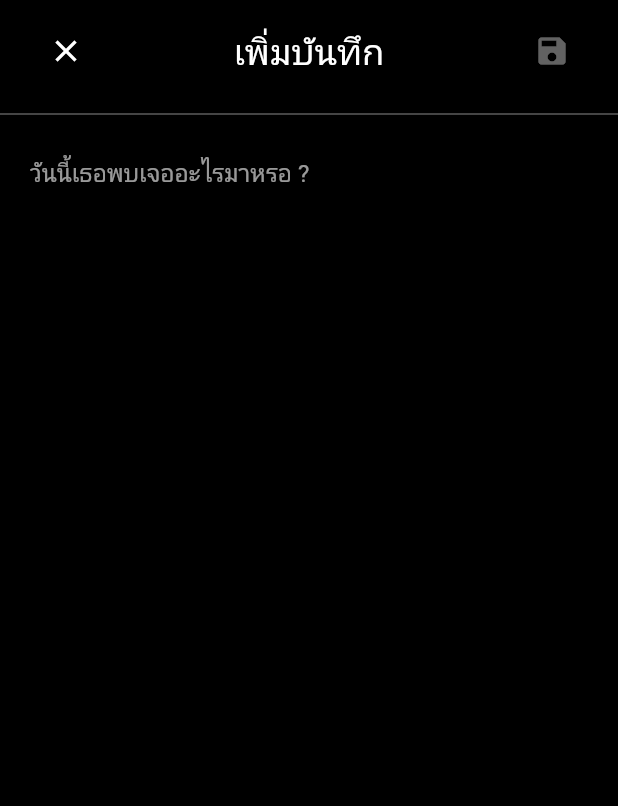
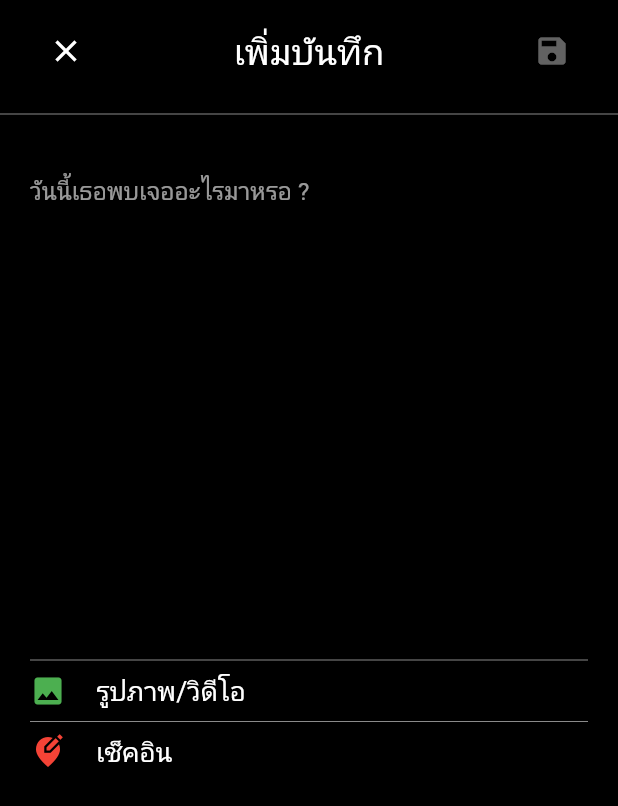
Before and after one commit to PTaati/meediary, a Flutter app: the AddNewPostPage screen opened by its route, on a phone screen of 412 x 824 dp. Shown: the top 806 px of the screen. Run offline on Flutter 3.47's test engine with Material 2 defaults, Android fonts, the phone set to English and light mode, and no system bars; our stand-ins replace objectbox; generated files the repository leaves out were written again.

Commit message:
implement post

```diff
--- a/lib/main.dart
+++ b/lib/main.dart
@@ -1,6 +1,7 @@
 import 'package:flutter/material.dart';
 import 'package:meediary/meediary_app.dart';
 import 'package:meediary/services/object_box.dart';
+import 'package:meediary/services/post_services.dart';
 import 'package:provider/provider.dart';
 
 Future<void> main() async {
@@ -8,13 +9,16 @@ Future<void> main() async {
   // to store the database in.
   WidgetsFlutterBinding.ensureInitialized();
   late ObjectBox objectbox;
+  late PostService postService;
 
   objectbox = await ObjectBox.create();
+  postService = PostService();
 
   runApp(
     MultiProvider(
       providers: [
         Provider<ObjectBox>(create: (_) => objectbox),
+        Provider<PostService>(create: (_) => postService),
       ],
       child: const MeediaryApp(),
     ),
--- a/lib/pages/add_new_post_page.dart
+++ b/lib/pages/add_new_post_page.dart
@@ -1,4 +1,7 @@
 import 'package:flutter/material.dart';
+import 'package:meediary/data_models/post.dart';
+import 'package:meediary/services/post_services.dart';
+import 'package:provider/provider.dart';
 
 class AddNewPostPage extends StatefulWidget {
   const AddNewPostPage({Key? key}) : super(key: key);
@@ -9,6 +12,7 @@ class AddNewPostPage extends StatefulWidget {
 
 class _AddNewPostPageState extends State<AddNewPostPage> {
   bool _canSave = false;
+  final TextEditingController _textEditingController = TextEditingController();
 
   Widget _buildHeaderSection() {
     return Padding(
@@ -29,7 +33,14 @@ class _AddNewPostPageState extends State<AddNewPostPage> {
           IconButton(
             onPressed: _canSave
                 ? () {
-                    // TODO(taati): implement create new post
+                    final postService =
+                        Provider.of<PostService>(context, listen: false);
+                    final post = Post(
+                      title: _textEditingController.text,
+                      description: '',
+                      created: DateTime.now(),
+                    );
+                    postService.post(post);
 
                     const snackBar = SnackBar(
                       backgroundColor: Colors.white24,
@@ -53,11 +64,40 @@ class _AddNewPostPageState extends State<AddNewPostPage> {
     );
   }
 
+  Widget _buildRowAction(Icon icon, String label, Function() onTap) {
+    return GestureDetector(
+      onTap: onTap,
+      child: Column(
+        children: [
+          const Divider(
+            color: Colors.white54,
+          ),
+          Row(
+            mainAxisAlignment: MainAxisAlignment.start,
+            children: [
+              icon,
+              const SizedBox(
+                width: 20,
+              ),
+              Text(
+                label,
+                style: const TextStyle(fontSize: 18),
+              ),
+            ],
+          ),
+        ],
+      ),
+    );
+  }
+
   Widget _buildBodySection() {
     return SingleChildScrollView(
+      child: Padding(
+        padding: const EdgeInsets.all(20.0),
         child: Column(
           children: [
             TextFormField(
+              controller: _textEditingController,
               maxLines: 16,
               cursorColor: Colors.white54,
               decoration: const InputDecoration(
@@ -66,7 +106,6 @@ class _AddNewPostPageState extends State<AddNewPostPage> {
                 enabledBorder: InputBorder.none,
                 errorBorder: InputBorder.none,
                 disabledBorder: InputBorder.none,
-              contentPadding: EdgeInsets.all(20),
                 hintText: 'วันนี้เธอพบเจออะไรมาหรอ ?',
               ),
               onChanged: (value) {
@@ -77,7 +116,24 @@ class _AddNewPostPageState extends State<AddNewPostPage> {
                 }
               },
             ),
+            _buildRowAction(
+                const Icon(
+                  Icons.image,
+                  color: Colors.green,
+                ),
+                'รูปภาพ/วิดีโอ', () {
+              // TODO(taati): add image
+            }),
+            _buildRowAction(
+                const Icon(
+                  Icons.edit_location_sharp,
+                  color: Colors.red,
+                ),
+                'เช็คอิน', () {
+              // TODO(taati): check in
+            }),
           ],
+        ),
       ),
     );
   }
--- /dev/null
+++ b/lib/services/post_services.dart
@@ -0,0 +1,9 @@
+import 'package:meediary/data_models/post.dart';
+
+class PostService{
+  List<Post> posts = [];
+
+  void post(Post post){
+    posts.insert(0, post);
+  }
+}
```
Also changed, not shown: lib/pages/feed_page.dart (added, +47 -0 lines), lib/pages/main_page.dart (+15 -6 lines). Lines whose indentation alone changed are shown as unchanged.
